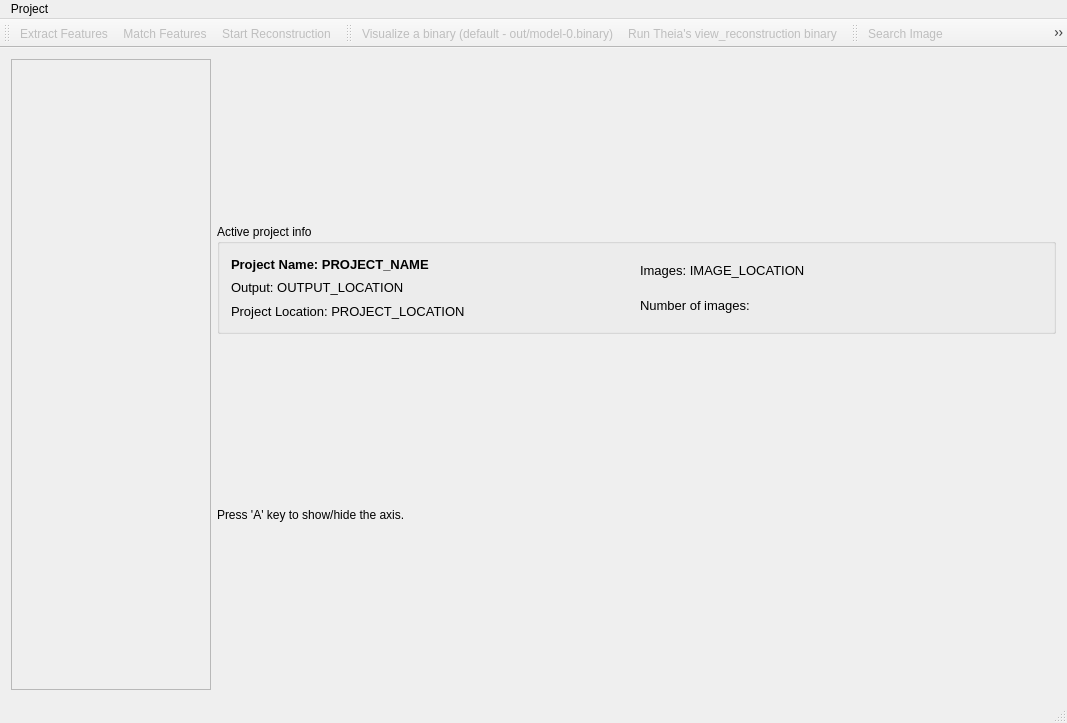
Qt form ui/mainwindow.ui (lybros/appa) before a commit.
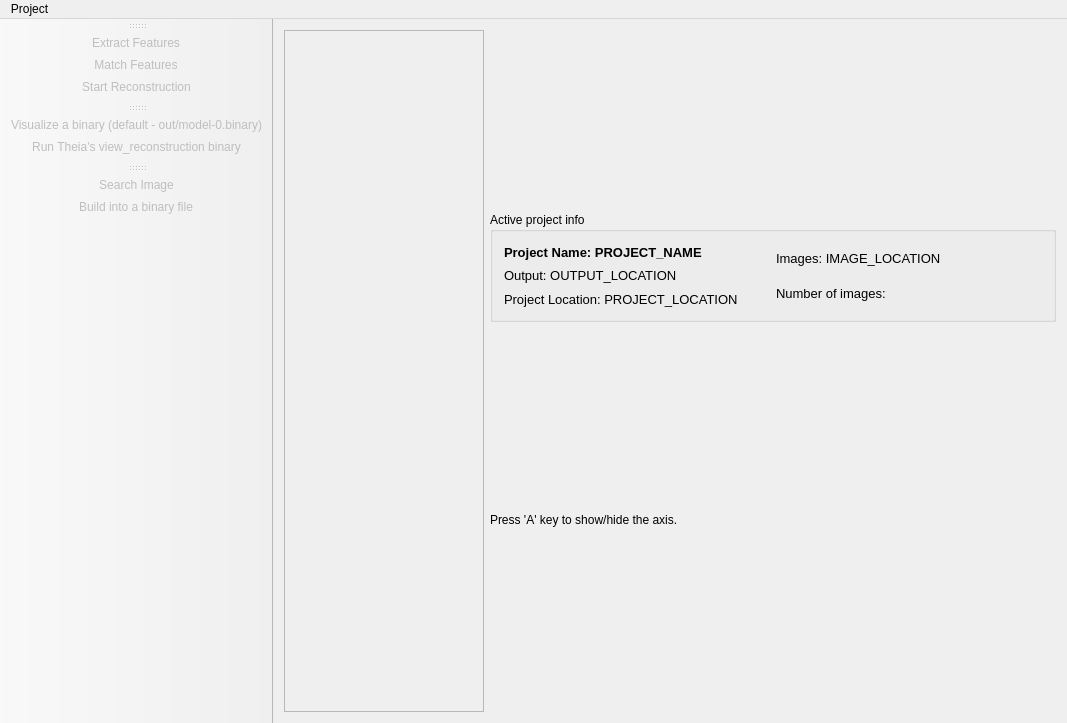
The same form after that commit.

Commit message: move actions bar to left

```diff
--- a/ui/mainwindow.ui
+++ b/ui/mainwindow.ui
@@ -40,7 +40,7 @@
            <x>0</x>
            <y>0</y>
            <width>198</width>
-           <height>625</height>
+           <height>673</height>
           </rect>
          </property>
          <property name="sizePolicy">
@@ -238,13 +238,13 @@
   </widget>
   <widget class="QToolBar" name="featuresToolBar">
    <property name="sizePolicy">
-    <sizepolicy hsizetype="Preferred" vsizetype="Fixed">
+    <sizepolicy hsizetype="Fixed" vsizetype="Preferred">
      <horstretch>0</horstretch>
      <verstretch>0</verstretch>
     </sizepolicy>
    </property>
    <attribute name="toolBarArea">
-    <enum>TopToolBarArea</enum>
+    <enum>LeftToolBarArea</enum>
    </attribute>
    <attribute name="toolBarBreak">
     <bool>false</bool>
@@ -253,10 +253,9 @@
    <addaction name="actionMatch_Features"/>
    <addaction name="actionStart_Reconstruction"/>
   </widget>
-  <widget class="QStatusBar" name="statusBar"/>
   <widget class="QToolBar" name="visualizationToolBar">
    <property name="sizePolicy">
-    <sizepolicy hsizetype="Preferred" vsizetype="Fixed">
+    <sizepolicy hsizetype="Fixed" vsizetype="Preferred">
      <horstretch>0</horstretch>
      <verstretch>0</verstretch>
     </sizepolicy>
@@ -265,7 +264,7 @@
     <string>toolBar</string>
    </property>
    <attribute name="toolBarArea">
-    <enum>TopToolBarArea</enum>
+    <enum>LeftToolBarArea</enum>
    </attribute>
    <attribute name="toolBarBreak">
     <bool>false</bool>
@@ -275,7 +274,7 @@
   </widget>
   <widget class="QToolBar" name="mainToolBar">
    <property name="sizePolicy">
-    <sizepolicy hsizetype="Preferred" vsizetype="Fixed">
+    <sizepolicy hsizetype="Fixed" vsizetype="Preferred">
      <horstretch>0</horstretch>
      <verstretch>0</verstretch>
     </sizepolicy>
@@ -284,7 +283,7 @@
     <string>toolBar_2</string>
    </property>
    <attribute name="toolBarArea">
-    <enum>TopToolBarArea</enum>
+    <enum>LeftToolBarArea</enum>
    </attribute>
    <attribute name="toolBarBreak">
     <bool>false</bool>
```
The commit also changes 1 other file.
